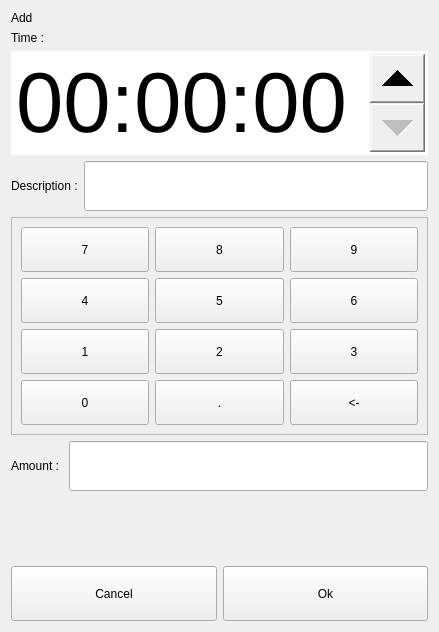
This is dlgsettime.ui in ic005k/Knot-Legacy as Qt 5 draws it before an edit. The edited form follows.
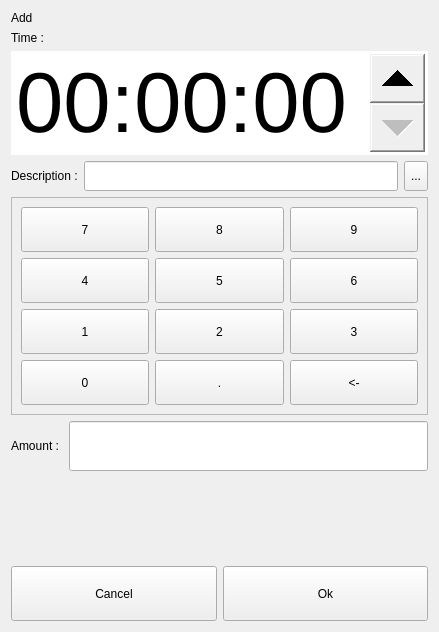
This is the edited form.

```diff
--- a/dlgsettime.ui
+++ b/dlgsettime.ui
@@ -52,11 +52,24 @@
        <property name="minimumSize">
         <size>
          <width>0</width>
-         <height>50</height>
+         <height>30</height>
         </size>
        </property>
       </widget>
      </item>
+     <item>
+      <widget class="QToolButton" name="btnCustom">
+       <property name="sizePolicy">
+        <sizepolicy hsizetype="Fixed" vsizetype="Preferred">
+         <horstretch>0</horstretch>
+         <verstretch>0</verstretch>
+        </sizepolicy>
+       </property>
+       <property name="text">
+        <string>...</string>
+       </property>
+      </widget>
+     </item>
     </layout>
    </item>
    <item row="1" column="0">
```
